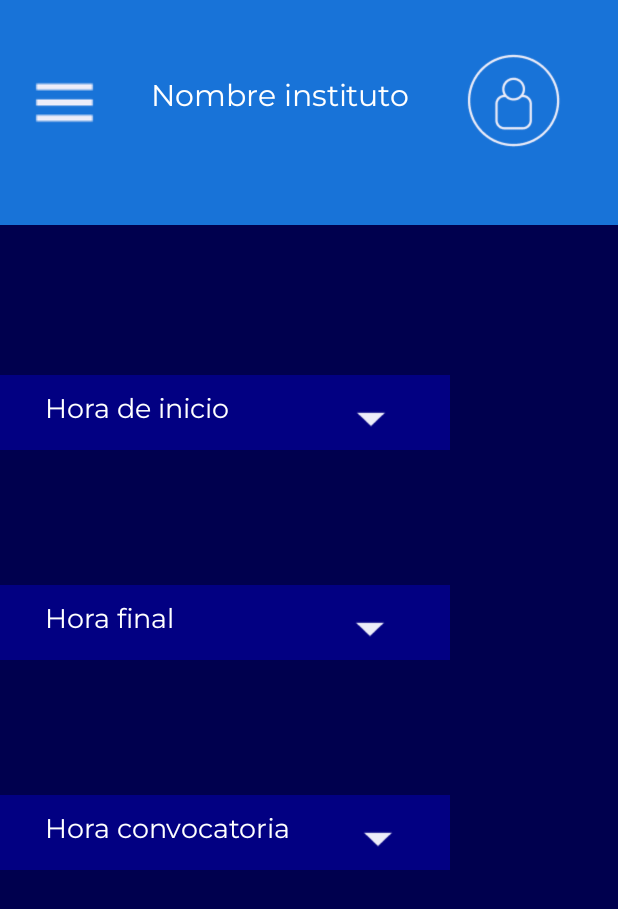
After one commit to LoniousSosa/RegistroApp, an Android app: the GestionarHorarioAdmi screen opened directly, with no data from a screen before it, on a phone screen of 412 x 824 dp. The commit adds this screen. Shown: the top 909 px of the screen. Run offline under Robolectric (Android 15) with nearby library versions, the phone set to English and light mode, and no system bars.

Commit message:
xml pantalla acabada

```diff
--- a/app/src/main/AndroidManifest.xml
+++ b/app/src/main/AndroidManifest.xml
@@ -13,6 +13,12 @@
         android:theme="@style/Theme.RegistroApp"
         tools:targetApi="31">
         <activity
+            android:name=".GestionarHorarioAdmi"
+            android:exported="false" />
+        <activity
+            android:name=".GestionarClases"
+            android:exported="false" />
+        <activity
             android:name=".GestionarClases"
             android:exported="false" />
         <activity
@@ -20,9 +26,6 @@
             android:exported="false" />
         <activity
             android:name=".ListaAlumnos"
-            android:exported="false" />
-        <activity
-            android:name=".GestionarClases"
             android:exported="false" />
         <activity
             android:name=".PerfilAdministrador"
--- /dev/null
+++ b/app/src/main/java/com/example/registroapp/GestionarHorarioAdmi.java
@@ -0,0 +1,24 @@
+package com.example.registroapp;
+
+import android.os.Bundle;
+
+import androidx.activity.EdgeToEdge;
+import androidx.appcompat.app.AppCompatActivity;
+import androidx.core.graphics.Insets;
+import androidx.core.view.ViewCompat;
+import androidx.core.view.WindowInsetsCompat;
+
+public class GestionarHorarioAdmi extends AppCompatActivity {
+
+    @Override
+    protected void onCreate(Bundle savedInstanceState) {
+        super.onCreate(savedInstanceState);
+        EdgeToEdge.enable(this);
+        setContentView(R.layout.activity_gestionar_horario_admi);
+        ViewCompat.setOnApplyWindowInsetsListener(findViewById(R.id.main), (v, insets) -> {
+            Insets systemBars = insets.getInsets(WindowInsetsCompat.Type.systemBars());
+            v.setPadding(systemBars.left, systemBars.top, systemBars.right, systemBars.bottom);
+            return insets;
+        });
+    }
+}
--- /dev/null
+++ b/app/src/main/res/layout/activity_gestionar_horario_admi.xml
@@ -0,0 +1,148 @@
+<?xml version="1.0" encoding="utf-8"?>
+<androidx.constraintlayout.widget.ConstraintLayout xmlns:android="http://schemas.android.com/apk/res/android"
+    xmlns:app="http://schemas.android.com/apk/res-auto"
+    xmlns:tools="http://schemas.android.com/tools"
+    android:id="@+id/main"
+    android:layout_width="match_parent"
+    android:layout_height="match_parent"
+    tools:context=".GestionarHorarioAdmi">
+
+    <LinearLayout
+        android:id="@+id/linearLayout"
+        android:layout_width="match_parent"
+        android:layout_height="150dp"
+        android:background="@color/sky_blue"
+        android:orientation="horizontal"
+        app:layout_constraintEnd_toEndOf="parent"
+        app:layout_constraintStart_toStartOf="parent"
+        app:layout_constraintTop_toTopOf="parent">
+
+        <ImageButton
+            android:id="@+id/menuBanner"
+            android:layout_width="85dp"
+            android:layout_height="85dp"
+            android:layout_marginTop="25dp"
+            android:background="@color/sky_blue"
+            android:src="@drawable/menu" />
+
+        <TextView
+            android:layout_width="187dp"
+            android:layout_height="52dp"
+            android:layout_marginStart="15dp"
+            android:layout_marginTop="50dp"
+            android:background="@color/sky_blue"
+            android:text="@string/nombre_instituto"
+            android:textSize="20sp" />
+
+        <ImageButton
+            android:id="@+id/profileBanner"
+            android:layout_width="80dp"
+            android:layout_height="80dp"
+            android:layout_marginStart="15dp"
+            android:layout_marginTop="25dp"
+            android:padding="0dp"
+            android:scaleType="fitCenter"
+            android:src="@drawable/perfil1" />
+    </LinearLayout>
+
+    <LinearLayout
+        android:id="@+id/line1"
+        android:orientation="horizontal"
+        android:layout_marginTop="100dp"
+        app:layout_constraintStart_toStartOf="parent"
+        app:layout_constraintTop_toBottomOf="@+id/linearLayout"
+        android:layout_width="300dp"
+        android:layout_height="50dp"
+        android:background="@color/sea_blue"
+        >
+
+        <TextView
+            android:id="@+id/gestionAlumnos"
+            android:layout_width="wrap_content"
+            android:layout_height="wrap_content"
+            android:text="Hora de inicio"
+            android:textSize="18sp"
+            android:background="@color/sea_blue"
+            android:layout_marginTop="10dp"
+            android:layout_marginStart="30dp"
+            />
+
+        <ImageView
+            android:background="@color/sea_blue"
+            android:id="@+id/play1"
+            android:layout_width="wrap_content"
+            android:layout_height="wrap_content"
+            android:src="@drawable/invert_arrow"
+            android:layout_marginTop="7dp"
+            android:layout_marginStart="62dp"
+            />
+
+    </LinearLayout>
+
+    <LinearLayout
+        android:id="@+id/line2"
+        android:orientation="horizontal"
+        android:layout_marginTop="90dp"
+        app:layout_constraintStart_toStartOf="parent"
+        app:layout_constraintTop_toBottomOf="@+id/line1"
+        android:layout_width="300dp"
+        android:layout_height="50dp"
+        android:background="@color/sea_blue"
+        >
+
+        <TextView
+            android:id="@+id/gestionAsistencia"
+            android:layout_width="wrap_content"
+            android:layout_height="wrap_content"
+            android:text="@string/hora_final"
+            android:textSize="18sp"
+            android:background="@color/sea_blue"
+            android:layout_marginTop="10dp"
+            android:layout_marginStart="30dp"
+            />
+
+        <ImageView
+            android:id="@+id/play2"
+            android:layout_width="wrap_content"
+            android:layout_height="wrap_content"
+            android:layout_marginStart="98dp"
+            android:layout_marginTop="7dp"
+            android:background="@color/sea_blue"
+            android:src="@drawable/invert_arrow" />
+
+    </LinearLayout>
+
+    <LinearLayout
+        android:id="@+id/line3"
+        android:orientation="horizontal"
+        android:layout_marginTop="90dp"
+        app:layout_constraintStart_toStartOf="parent"
+        app:layout_constraintTop_toBottomOf="@+id/line2"
+        android:layout_width="300dp"
+        android:layout_height="50dp"
+        android:background="@color/sea_blue"
+        >
+
+        <TextView
+            android:id="@+id/gestionClases"
+            android:layout_width="wrap_content"
+            android:layout_height="wrap_content"
+            android:text="@string/hora_convocatoria"
+            android:textSize="18sp"
+            android:background="@color/sea_blue"
+            android:layout_marginTop="10dp"
+            android:layout_marginStart="30dp"
+            />
+
+        <ImageView
+            android:background="@color/sea_blue"
+            android:id="@+id/play3"
+            android:layout_width="wrap_content"
+            android:layout_height="wrap_content"
+            android:src="@drawable/invert_arrow"
+            android:layout_marginTop="7dp"
+            android:layout_marginStart="25dp"
+            />
+    </LinearLayout>
+
+</androidx.constraintlayout.widget.ConstraintLayout>
--- a/app/src/main/res/values/strings.xml
+++ b/app/src/main/res/values/strings.xml
@@ -19,5 +19,9 @@
     <string name="icono_de_usuario">Icono de usuario</string>
     <string name="alumno_1">Alumno 1</string>
     <string name="bot_n_check">Botón check</string>
+    <string name="hora_de_inicio">Hora de inicio</string>
+    <string name="hora_final">Hora final</string>
+    <string name="hora_convocatoria">Hora convocatoria</string>
+
 
 </resources>
```
Also changed, not shown: app/src/main/res/drawable/invert_arrow.png (added).
